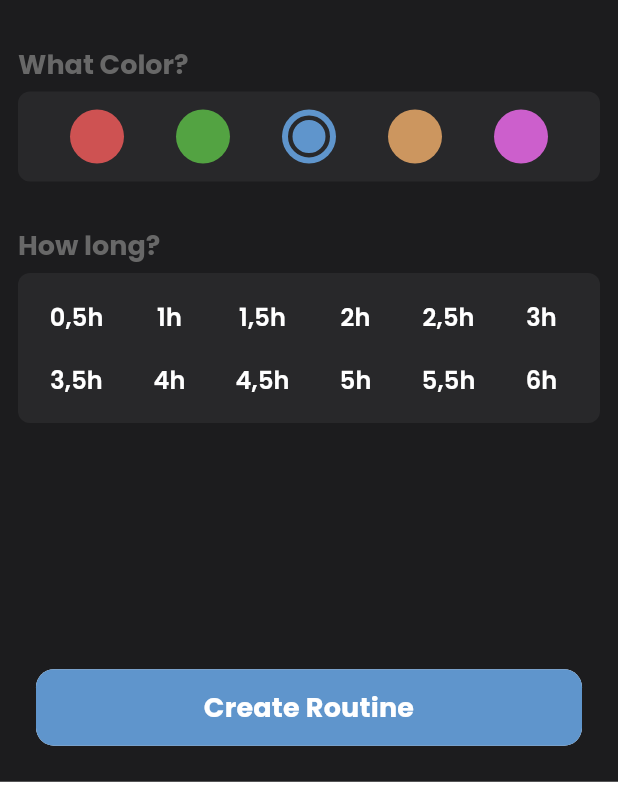
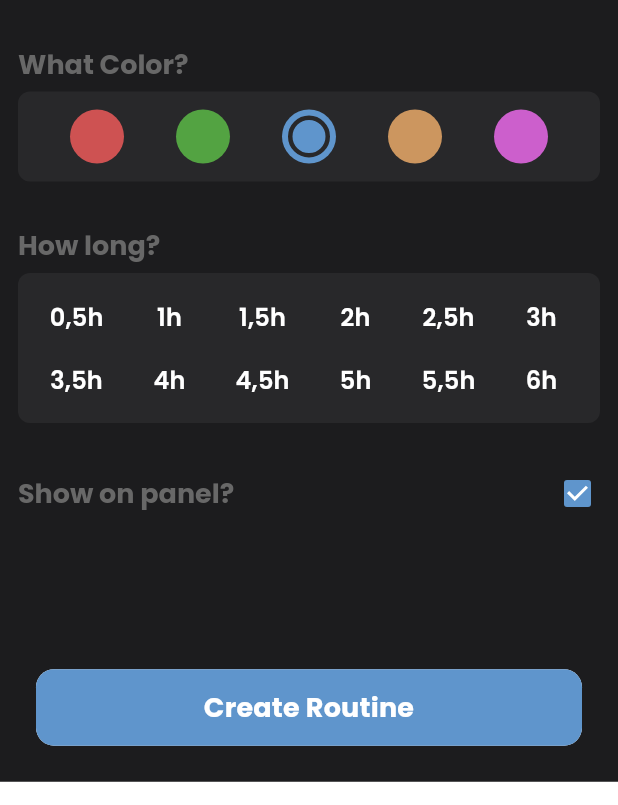
Before and after one commit to merakserhat/chain_app, a Flutter app: the CreateRoutinePanel widget shown alone on an empty page, opened directly with empty values, on a phone screen of 412 x 824 dp, the part 306-1111 px from its top. Run offline on Flutter 3.47's test engine with Material 2 defaults, Android fonts, the phone set to English and light mode, and no system bars; our stand-ins replace dio, dropdown_button2, equatable, pretty_dio_logger, shared_preferences; accounts and stored records are empty.

Commit message:
feat: create routine selector dropdownd and template panel

```diff
--- a/lib/models/routine_model.dart
+++ b/lib/models/routine_model.dart
@@ -9,6 +9,7 @@ class RoutineModel {
   String title;
   String iconPath;
   Color color;
+  bool showOnPanel;
 
   RoutineModel({
     required this.id,
@@ -16,6 +17,7 @@ class RoutineModel {
     required this.title,
     required this.iconPath,
     required this.color,
+    required this.showOnPanel,
   });
 
   static RoutineModel getBaseRoutine() {
@@ -26,6 +28,7 @@ class RoutineModel {
       title: "Football",
       iconPath: "assets/images/icons/football.png",
       color: AppColors.green,
+      showOnPanel: true,
     );
   }
 }
--- a/lib/screens/chain/routine/create_routine_panel.dart
+++ b/lib/screens/chain/routine/create_routine_panel.dart
@@ -1,5 +1,6 @@
 import 'package:chain_app/constants/app_theme.dart';
 import 'package:chain_app/models/routine_model.dart';
+import 'package:chain_app/screens/chain/routine/routine_show_checkbox.dart';
 import 'package:chain_app/screens/task/widgets/task_color_picker.dart';
 import 'package:chain_app/screens/task/widgets/task_duration_picker.dart';
 import 'package:chain_app/screens/task/widgets/task_icon.dart';
@@ -27,6 +28,7 @@ class _TaskCreatePanelState extends State<CreateRoutinePanel> {
   late TextEditingController taskNameController;
   late Color selectedColor;
   late Duration selectedDuration;
+  late bool isShow = true;
 
   @override
   void initState() {
@@ -87,6 +89,18 @@ class _TaskCreatePanelState extends State<CreateRoutinePanel> {
                         });
                       },
                     ),
+                    const SizedBox(height: 32),
+                    RoutineShowCheckbox(
+                        change: (isShow) {
+                          if (isShow == null) {
+                            return;
+                          }
+                          setState(() {
+                            this.isShow = isShow;
+                          });
+                        },
+                        isChecked: isShow,
+                        color: selectedColor),
                   ],
                 ),
               ),
@@ -107,6 +121,7 @@ class _TaskCreatePanelState extends State<CreateRoutinePanel> {
                       String id = const Uuid().v1();
                       RoutineModel routineModel = RoutineModel(
                         id: id,
+                        showOnPanel: isShow,
                         duration: selectedDuration,
                         title: taskNameController.text,
                         iconPath: selectedTaskIcon.src,
--- a/lib/screens/chain/routine/routine_onboarding.dart
+++ b/lib/screens/chain/routine/routine_onboarding.dart
@@ -22,36 +22,42 @@ class _RoutineOnboardingState extends State<RoutineOnboarding> {
         duration: const Duration(hours: 1),
         title: "Meal",
         iconPath: "assets/images/icons/food.png",
+        showOnPanel: true,
         color: AppColors.yellow),
     RoutineModel(
         id: "1",
         duration: const Duration(minutes: 90),
         title: "Gym",
         iconPath: "assets/images/icons/dumbell.png",
+        showOnPanel: true,
         color: AppColors.red),
     RoutineModel(
         id: "2",
         duration: const Duration(hours: 2),
         title: "Study",
         iconPath: "assets/images/icons/pen.png",
+        showOnPanel: true,
         color: AppColors.blue),
     RoutineModel(
         id: "3",
         duration: const Duration(hours: 1),
         title: "Cooking",
         iconPath: "assets/images/icons/cooking.png",
+        showOnPanel: true,
         color: AppColors.purple),
     RoutineModel(
         id: "4",
         duration: const Duration(hours: 2),
         title: "Football",
         iconPath: "assets/images/icons/football.png",
+        showOnPanel: true,
         color: AppColors.green),
     RoutineModel(
         id: "5",
         duration: const Duration(hours: 2),
         title: "Film",
         iconPath: "assets/images/icons/monitor.png",
+        showOnPanel: true,
         color: AppColors.darkBlue),
   ];
 
--- /dev/null
+++ b/lib/screens/chain/routine/routine_show_checkbox.dart
@@ -0,0 +1,58 @@
+import 'package:chain_app/constants/app_theme.dart';
+import 'package:flutter/material.dart';
+
+class RoutineShowCheckbox extends StatelessWidget {
+  final Function(bool?) change;
+  final bool isChecked;
+  final Color color;
+
+  const RoutineShowCheckbox({
+    super.key,
+    required this.change,
+    required this.isChecked,
+    required this.color,
+  });
+
+  @override
+  Widget build(BuildContext context) {
+    return Padding(
+      padding: const EdgeInsets.symmetric(horizontal: 12.0),
+      child: GestureDetector(
+        onTap: () {
+          change(!isChecked);
+        },
+        behavior: HitTestBehavior.opaque,
+        child: Column(
+          crossAxisAlignment: CrossAxisAlignment.start,
+          children: [
+            Row(
+              crossAxisAlignment: CrossAxisAlignment.center,
+              children: [
+                Expanded(
+                  child: Text(
+                    "Show on panel?",
+                    softWrap: true,
+                    style: Theme.of(context)
+                        .textTheme
+                        .displayMedium!
+                        .copyWith(color: AppColors.dark400),
+                  ),
+                ),
+                SizedBox(
+                  width: 30,
+                  height: 30,
+                  child: Checkbox(
+                    value: isChecked,
+                    onChanged: change,
+                    checkColor: Colors.white,
+                    activeColor: color,
+                  ),
+                ),
+              ],
+            ),
+          ],
+        ),
+      ),
+    );
+  }
+}
--- a/pubspec.yaml
+++ b/pubspec.yaml
@@ -41,6 +41,7 @@ dependencies:
   intl: ^0.18.1
   uuid: ^3.0.7
   equatable: ^2.0.5
+  dropdown_button2: ^2.3.9
 
 dev_dependencies:
   flutter_test:
```
Also changed, not shown: lib/models/template_model.dart (added, +32 -0 lines), lib/screens/chain/chain_panel.dart (+15 -1 lines), lib/screens/chain/routine/routine_list_item.dart (+19 -8 lines), lib/screens/chain/template/create_template_panel.dart (added, +146 -0 lines), lib/screens/chain/widgets/routine_selector_dropdown.dart (added, +90 -0 lines).
